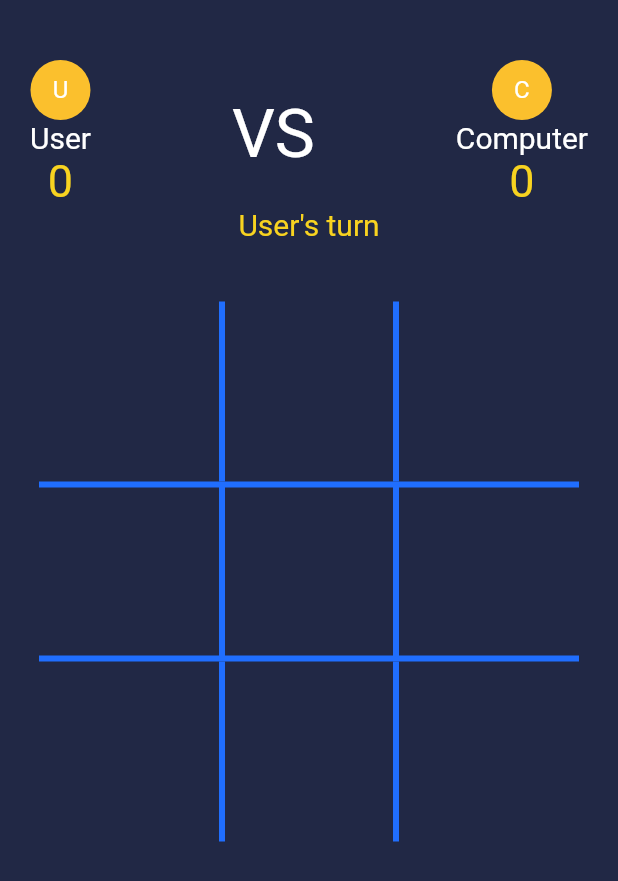
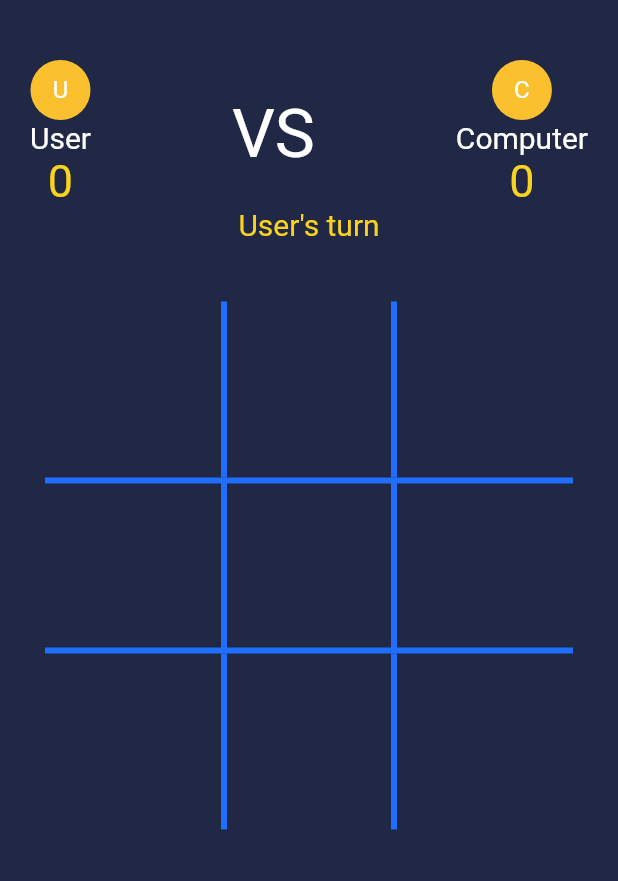
Before and after one commit to nonybrighto/flutter_firebase_tic_tac_toe, a Flutter app: the screen it shows after launch, after a tap on "PLAY WITH COMPUTER", on a phone screen of 412 x 824 dp. Shown: the top 881 px of the screen. Run offline on Flutter 3.47's test engine with Material 2 defaults, Android fonts, the phone set to English and light mode, and no system bars; our stand-ins replace cloud_firestore, firebase_auth, firebase_database, firebase_messaging, font_awesome_flutter, google_sign_in and 2 more; missing offline and left inert: flutter_facebook_login; accounts and stored records are empty.

Commit message:
make game board fit different screens

```diff
--- a/lib/game_board.dart
+++ b/lib/game_board.dart
@@ -173,6 +173,9 @@ class _GameBoardState extends State<GameBoard> {
   _drawBoardTile(GamePiece gamepiece, position, {border}) {
     Color pieceColor = Colors.white;
 
+    double calculatedBlocSize =  MediaQuery.of(context).size.width/3 - 20;
+    double blockSize =  (calculatedBlocSize > 120) ? 120 : calculatedBlocSize;
+
     switch (gamepiece.pieceType) {
       case PieceType.win:
         pieceColor = Colors.yellow;
@@ -185,8 +188,8 @@ class _GameBoardState extends State<GameBoard> {
     return  GestureDetector(
         child: Container(
           decoration: BoxDecoration(border: border),
-          height: 120.0,
-          width: 120.0,
+          height: blockSize,
+          width: blockSize,
           child: Center(
               child: Text(
             gamepiece.piece,
```
